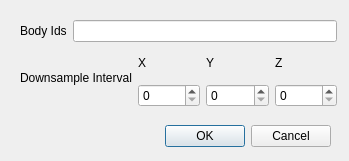
Before: the Qt Designer form neurolabi/gui/dialogs/flyembodyiddialog.ui in janelia-flyem/NeuTu, drawn with Qt 5.
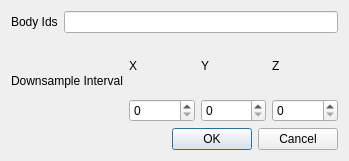
After: the same form once the commit is applied.

Commit message: fix shortcut key

What changed in the file:
```diff
--- a/neurolabi/gui/dialogs/flyembodyiddialog.ui
+++ b/neurolabi/gui/dialogs/flyembodyiddialog.ui
@@ -16,31 +16,6 @@
   <property name="windowTitle">
    <string>Body Ids</string>
   </property>
-  <widget class="QDialogButtonBox" name="buttonBox">
-   <property name="geometry">
-    <rect>
-     <x>160</x>
-     <y>120</y>
-     <width>171</width>
-     <height>32</height>
-    </rect>
-   </property>
-   <property name="orientation">
-    <enum>Qt::Horizontal</enum>
-   </property>
-   <property name="standardButtons">
-    <set>QDialogButtonBox::Cancel|QDialogButtonBox::Ok</set>
-   </property>
-  </widget>
-  <widget class="QWidget" name="">
-   <property name="geometry">
-    <rect>
-     <x>20</x>
-     <y>20</y>
-     <width>317</width>
-     <height>87</height>
-    </rect>
-   </property>
    <layout class="QVBoxLayout" name="verticalLayout_4">
     <item>
      <layout class="QHBoxLayout" name="horizontalLayout">
@@ -109,9 +84,17 @@
       </item>
      </layout>
     </item>
-   </layout>
-  </widget>
-  <zorder>layoutWidget</zorder>
+   <item>
+    <widget class="QDialogButtonBox" name="buttonBox">
+     <property name="orientation">
+      <enum>Qt::Horizontal</enum>
+     </property>
+     <property name="standardButtons">
+      <set>QDialogButtonBox::Cancel|QDialogButtonBox::Ok</set>
+     </property>
+    </widget>
+   </item>
+  </layout>
   <zorder>layoutWidget</zorder>
   <zorder>buttonBox</zorder>
  </widget>
```
Lines whose indentation alone changed are shown as unchanged. The commit also changes 2 other files.
